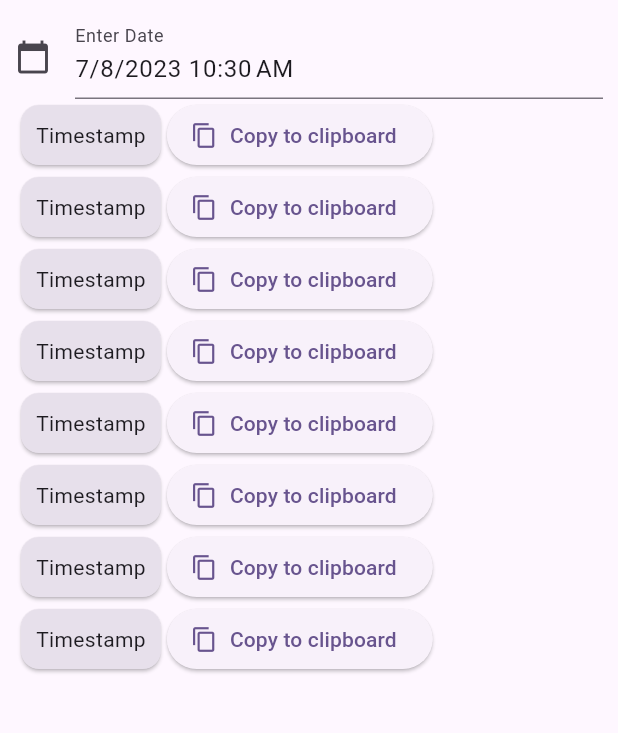
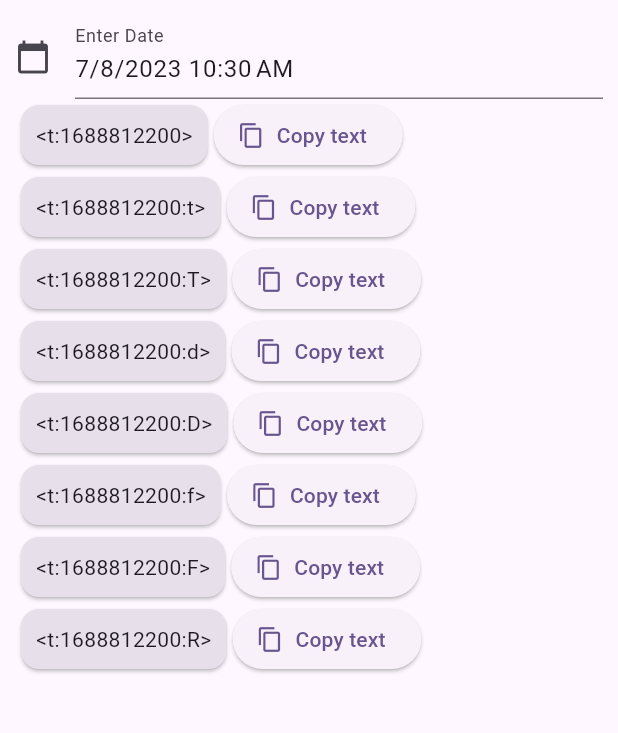
Before and after one commit to creationUnbound/DiscordTimestampGenerator, a Flutter app: the screen it shows after launch, on a phone screen of 412 x 824 dp, the part 84-817 px from its top. Run offline on Flutter 3.47's test engine with Material 2 defaults, Android fonts, the phone set to English and light mode, and no system bars.

Commit message:
Timestamps now display DiscordUnixstamp.

```diff
--- a/discord_timestamp_generator/lib/home_page.dart
+++ b/discord_timestamp_generator/lib/home_page.dart
@@ -1,7 +1,8 @@
+import 'package:discord_timestamp_generator/utility/discord_unixstamp/discord_unixstamp.dart';
 import 'package:flutter/material.dart';
 import 'package:intl/intl.dart';
 import 'utility/date_time_picker.dart';
-import 'utility/unixstamp/unixstamp_style.dart';
+import 'utility/discord_unixstamp/discord_unixstamp_style.dart';
 import 'widget/timestamp_display.dart';
 
 class HomePage extends StatefulWidget {
@@ -25,12 +26,13 @@ class _HomePageState extends State<HomePage> {
   @override
   Widget build(BuildContext context) {
     DateTimePicker dateTimePicker = DateTimePicker(context);
+
     //List of TimestampDisplay widgets
     List<TimestampDisplay> timestampDisplays = [];
-    for (var value in UnixstampStyle.values) {
+    for (var style in DiscordUnixstampStyle.values) {
       timestampDisplays.add(
         TimestampDisplay(
-          dateTime: dateTimePicker.dateTime,
+          discordUnixstamp: DiscordUnixstamp(style, dateTimePicker.dateTime),
           onPressed: () {},
         ),
       );
--- /dev/null
+++ b/discord_timestamp_generator/lib/utility/discord_unixstamp/discord_unixstamp.dart
@@ -0,0 +1,15 @@
+import 'package:discord_timestamp_generator/utility/discord_unixstamp/discord_unixstamp_style.dart';
+
+class DiscordUnixstamp {
+  int unixstamp = 0;
+  DiscordUnixstampStyle style;
+
+  DiscordUnixstamp(this.style, DateTime dateTime) {
+    unixstamp = dateTime.toUtc().millisecondsSinceEpoch ~/ 1000;
+  }
+
+  @override
+  String toString() {
+    return "<t:$unixstamp${style.discriminator}>";
+  }
+}
--- /dev/null
+++ b/discord_timestamp_generator/lib/utility/discord_unixstamp/discord_unixstamp_style.dart
@@ -0,0 +1,15 @@
+// Defines the timestamp style for Discord timestamps.
+enum DiscordUnixstampStyle {
+  defaultStyle("Default"),
+  shortTime("Short Time", discriminator: ":t"),
+  longTime("Long Time", discriminator: ":T"),
+  shortDate("Short Date", discriminator: ":d"),
+  longDate("Long Date", discriminator: ":D"),
+  shortDateTime("Short Date/Time", discriminator: ":f"),
+  longDateTime("Long Date/Time", discriminator: ":F"),
+  relativeTime("Relative Time", discriminator: ":R");
+
+  final String label;
+  final String discriminator;
+  const DiscordUnixstampStyle(this.label, {this.discriminator = ""});
+}
--- a/discord_timestamp_generator/lib/utility/unixstamp/unixstamp.dart
+++ /dev/null
@@ -1 +0,0 @@
-class Unixstamp {}
--- a/discord_timestamp_generator/lib/utility/unixstamp/unixstamp_style.dart
+++ /dev/null
@@ -1,15 +0,0 @@
-// Defines the timestamp style for Discord timestamps.
-enum UnixstampStyle {
-  defaultStyle("Default"),
-  shortTime("Short Time", discriminator: "t"),
-  longTime("Long Time", discriminator: "T"),
-  shortDate("Short Date", discriminator: "d"),
-  longDate("Long Date", discriminator: "D"),
-  shortDateTime("Short Date/Time", discriminator: "f"),
-  longDateTime("Long Date/Time", discriminator: "F"),
-  relativeTime("Relative Time", discriminator: "R");
-
-  final String label;
-  final String discriminator;
-  const UnixstampStyle(this.label, {this.discriminator = ""});
-}
--- a/discord_timestamp_generator/lib/widget/timestamp_display.dart
+++ b/discord_timestamp_generator/lib/widget/timestamp_display.dart
@@ -1,11 +1,12 @@
+import 'package:discord_timestamp_generator/utility/discord_unixstamp/discord_unixstamp.dart';
 import 'package:flutter/material.dart';
 
 class TimestampDisplay extends StatelessWidget {
-  final DateTime dateTime;
+  final DiscordUnixstamp discordUnixstamp;
   final VoidCallback onPressed;
 
   const TimestampDisplay(
-      {super.key, required this.dateTime, required this.onPressed});
+      {super.key, required this.discordUnixstamp, required this.onPressed});
 
   @override
   Widget build(BuildContext context) {
@@ -20,14 +21,14 @@ class TimestampDisplay extends StatelessWidget {
       children: [
         Card(
             color: theme.colorScheme.surfaceVariant,
-            child: const Padding(
-              padding: EdgeInsets.all(10.0),
-              child: Text("Timestamp"),
+            child: Padding(
+              padding: const EdgeInsets.all(10.0),
+              child: Text(discordUnixstamp.toString()),
             )),
         ElevatedButton.icon(
           onPressed: () {},
           icon: const Icon(Icons.copy),
-          label: const Text('Copy to clipboard'),
+          label: const Text('Copy text'),
         ),
       ],
     );
```
